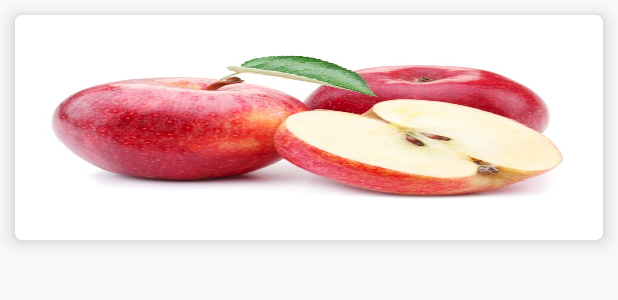
After one commit to aishvelu/Toasty, an Android app built with Jetpack Compose: the layout grid_layout.xml on its own in the app's theme, with its tools: preview values and no code run, on a phone screen of 412 x 824 dp. The commit adds this screen. Shown: the top 300 px of the screen. Run offline under Robolectric (Android 15) with nearby library versions, the phone set to English and light mode, and no system bars.

Commit message:
Grid View Attempt

```diff
--- a/app/src/main/java/com/example/mealapp/MainActivity.kt
+++ b/app/src/main/java/com/example/mealapp/MainActivity.kt
@@ -10,6 +10,8 @@ import androidx.compose.material.Text
 import androidx.compose.runtime.Composable
 import androidx.compose.ui.Modifier
 import androidx.compose.ui.tooling.preview.Preview
+import androidx.recyclerview.widget.GridLayoutManager
+import androidx.recyclerview.widget.RecyclerView
 import com.example.mealapp.ui.theme.MainScreen
 import com.example.mealapp.ui.theme.MealAppTheme
 import com.google.firebase.auth.ktx.auth
--- a/app/src/main/java/com/example/mealapp/screens/Goals.kt
+++ b/app/src/main/java/com/example/mealapp/screens/Goals.kt
@@ -86,7 +86,7 @@ fun RecipeForm(userId: String?) {
     }
 }
 
-private fun showToast(context: Context, msg: String) {
+fun showToast(context: Context, msg: String) {
     Toast.makeText(
         context,
         msg,
--- /dev/null
+++ b/app/src/main/res/layout/grid_layout.xml
@@ -0,0 +1,22 @@
+<?xml version="1.0" encoding="utf-8"?>
+<androidx.cardview.widget.CardView xmlns:android="http://schemas.android.com/apk/res/android"
+    android:layout_width="match_parent"
+    android:layout_height="wrap_content"
+    xmlns:app="http://schemas.android.com/apk/res-auto"
+    app:cardCornerRadius="5dp"
+    app:cardBackgroundColor="@android:color/white"
+    android:layout_margin="10dp"
+    app:cardElevation="8dp">
+    <LinearLayout
+        android:layout_width="match_parent"
+        android:layout_height="match_parent"
+        android:orientation="vertical">
+        <ImageView
+            android:layout_width="match_parent"
+            android:layout_height="150dp"
+            android:id="@+id/image"
+            android:scaleType="fitXY"
+            android:src="@drawable/apple" />
+    </LinearLayout>
+
+</androidx.cardview.widget.CardView>
--- a/build.gradle
+++ b/build.gradle
@@ -14,8 +14,8 @@ buildscript {
     }
 }// Top-level build file where you can add configuration options common to all sub-projects/modules.
 plugins {
-    id 'com.android.application' version '7.2.1' apply false
-    id 'com.android.library' version '7.2.1' apply false
+    id 'com.android.application' version '7.2.2' apply false
+    id 'com.android.library' version '7.2.2' apply false
     id 'org.jetbrains.kotlin.android' version '1.5.31' apply false
 }
 
```
Also changed, not shown: app/build.gradle (+11 -0 lines), app/src/main/java/com/example/mealapp/PhotoAdapter.kt (added, +38 -0 lines), app/src/main/java/com/example/mealapp/screens/Create.kt (+91 -30 lines), app/src/main/res/layout/activity_main.xml (added, +15 -0 lines).
